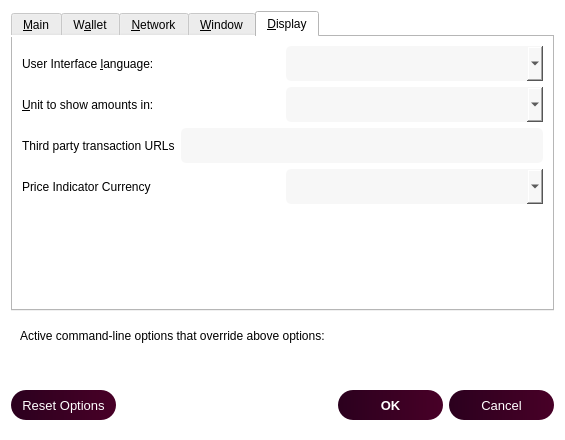
The window that src/qt/forms/optionsdialog.ui (noirofficial/noir) describes before a commit, drawn with Qt 5.
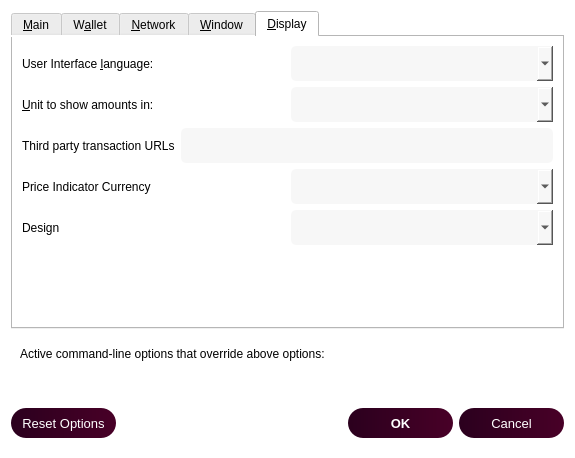
The same window after the commit. The open tabs and pages were chosen to show the change. Custom widgets are drawn as their Qt base class.

What changed in the file:
```diff
--- a/src/qt/forms/optionsdialog.ui
+++ b/src/qt/forms/optionsdialog.ui
@@ -6,8 +6,8 @@
    <rect>
     <x>0</x>
     <y>0</y>
-    <width>565</width>
-    <height>440</height>
+    <width>575</width>
+    <height>458</height>
    </rect>
   </property>
   <property name="windowTitle">
@@ -785,6 +785,64 @@
          </item>
         </layout>
        </item>
+       <item>
+        <layout class="QHBoxLayout" name="horizontalLayout_5_Display">
+         <property name="spacing">
+          <number>6</number>
+         </property>
+         <property name="leftMargin">
+          <number>0</number>
+         </property>
+         <property name="topMargin">
+          <number>0</number>
+         </property>
+         <property name="rightMargin">
+          <number>0</number>
+         </property>
+         <property name="bottomMargin">
+          <number>0</number>
+         </property>
+         <item>
+          <widget class="QLabel" name="designLabel">
+           <property name="text">
+            <string>Design</string>
+           </property>
+          </widget>
+         </item>
+         <item>
+          <widget class="QValueComboBox" name="design">
+           <property name="sizePolicy">
+            <sizepolicy hsizetype="Preferred" vsizetype="Fixed">
+             <horstretch>0</horstretch>
+             <verstretch>0</verstretch>
+            </sizepolicy>
+           </property>
+           <property name="minimumSize">
+            <size>
+             <width>0</width>
+             <height>35</height>
+            </size>
+           </property>
+           <property name="maximumSize">
+            <size>
+             <width>16777215</width>
+             <height>35</height>
+            </size>
+           </property>
+           <property name="styleSheet">
+            <string notr="true">background-color:rgba(247, 247, 247, 250);
+color:black;
+border-radius:5px;
+border-style:solid;
+border-color:gray;
+border-width:thin;
+padding-left: 10;
+</string>
+           </property>
+          </widget>
+         </item>
+        </layout>
+       </item>
        <item>
         <spacer name="verticalSpacer_Display">
          <property name="orientation">
```
Left out of the diff: 4 changed lines with no effect on the pictures.
